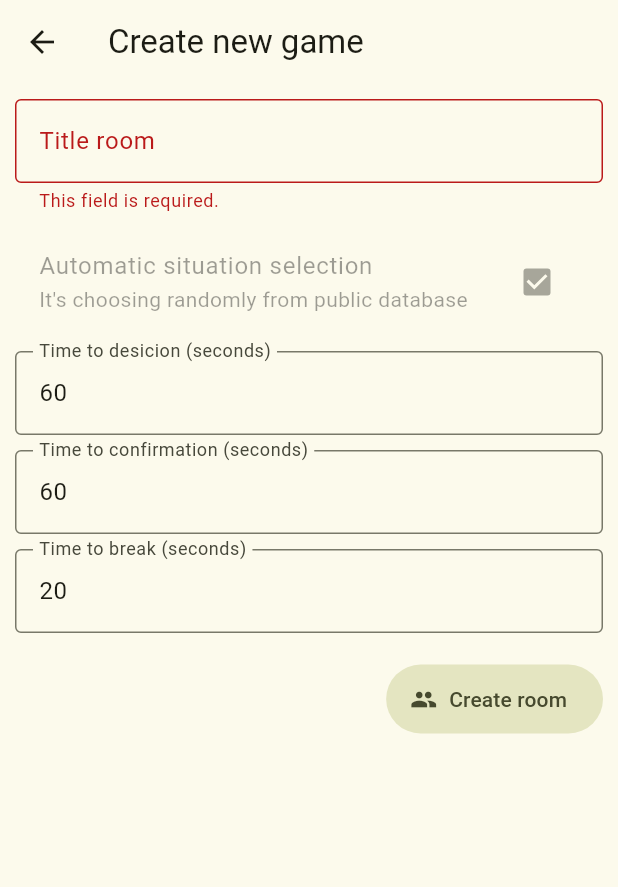
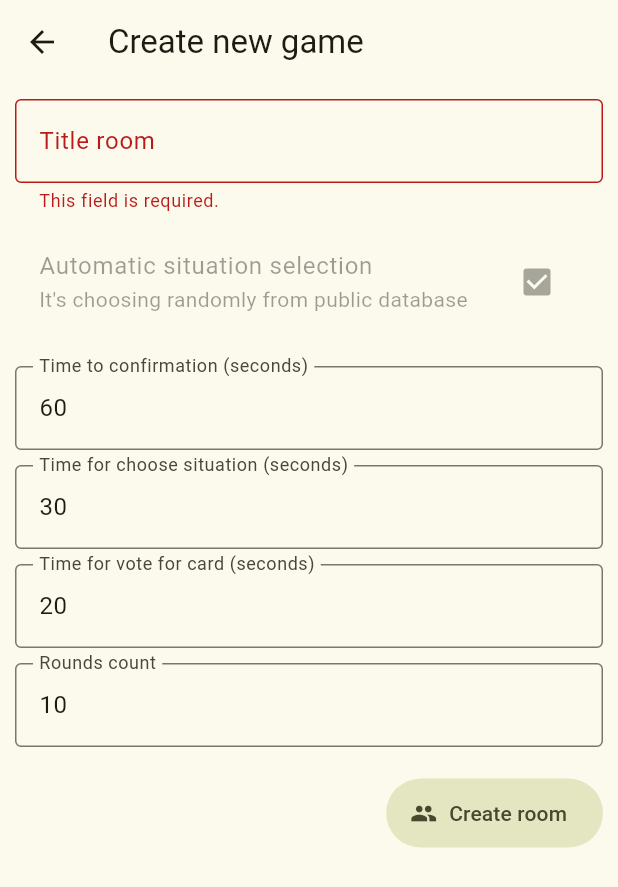
Before and after one commit to yokawaiik/meme_card_game, a Flutter app: the GameCreateScreen screen opened by its route, after a tap on "Create room", on a phone screen of 412 x 824 dp. Shown: the top 887 px of the screen. Run offline on Flutter 3.47's test engine with Material 2 defaults, Android fonts, the light colour scheme and no system bars; our stand-ins replace bloc, flutter_bloc, flutter_dotenv, go_router, nanoid, supabase_flutter; accounts and stored records are empty.

Commit message:
Add models and prepared old for game process.

```diff
--- a/lib/src/common_widgets/button_with_indicator.dart
+++ b/lib/src/common_widgets/button_with_indicator.dart
@@ -75,12 +75,6 @@ class ButtonWithIndicator extends StatelessWidget {
               ),
             ),
           ),
-
-        // FilledButton.tonal(
-        //   onPressed: onPressed,
-        //   style: style,
-        //   child: child,
-        // ),
         _buttonBuild(),
       ],
     );
--- a/lib/src/common_widgets/default_text_field.dart
+++ b/lib/src/common_widgets/default_text_field.dart
@@ -7,6 +7,7 @@ class DefaultTextField extends StatelessWidget {
   Function(String)? onChanged;
 
   bool obscureText;
+  bool readOnly;
   int? minLines;
   int? maxLines;
   int? maxLength;
@@ -38,6 +39,7 @@ class DefaultTextField extends StatelessWidget {
     this.suffixIcon,
     this.autofillHints,
     this.inputFormatters,
+    this.readOnly = false,
     Key? key,
   }) : super(key: key);
 
@@ -55,6 +57,7 @@ class DefaultTextField extends StatelessWidget {
       maxLength: maxLength,
       autofillHints: autofillHints,
       inputFormatters: inputFormatters,
+      readOnly: readOnly,
       decoration: InputDecoration(
         border: const OutlineInputBorder(),
         labelText: labelText,
--- a/lib/src/features/game/domain/models/player.dart
+++ b/lib/src/features/game/domain/models/player.dart
@@ -4,6 +4,7 @@ import 'package:meme_card_game/src/extensions/color_extension.dart';
 import 'package:meme_card_game/src/features/game/domain/enums/presence_object_type.dart';
 
 import '../../../../constants/app_constants.dart' as app_constants;
+import 'card_choice.dart';
 
 class Player {
   // base parameters
@@ -11,12 +12,16 @@ class Player {
   late final String login;
   late final Color color;
   late final Color backgroundColor;
+
+  /// [isCurrentUser] only in player's memory
   late final bool isCurrentUser;
   late bool isCreator;
   late bool isConfirm;
   late int? points;
+  late Map<String, dynamic>? additionalInfo;
 
-  late Map<String, dynamic>? additionalInfo;
+  /// [cardsChoiceHistory] only in player's memory
+  late List<CardChoice> cardsChoiceHistory;
 
   Player({
     required this.id,
@@ -28,10 +33,12 @@ class Player {
     Color? backgroundColor,
     this.points = 0,
     this.additionalInfo,
+    List<CardChoice>? cardsChoiceHistory,
   }) {
     this.color = color ?? ColorExtension.fromHex(app_constants.baseColorInHex);
     this.backgroundColor = backgroundColor ??
         ColorExtension.fromHex(app_constants.baseBackgroundColorInHex);
+    this.cardsChoiceHistory = cardsChoiceHistory ?? [];
   }
 
   Player.fromMap(
@@ -51,6 +58,13 @@ class Player {
 
     points = data["points"] ?? 0;
     additionalInfo = data["additional_info"];
+    // cardsChoiceHistory = data["cards_choice_history"]
+    //     ? (data["cards_choice_history"] as List)
+    //         .map((item) =>
+    //             CardChoice.fromMap(item as Map<String, dynamic>, currentUserId))
+    //         .toList()
+    //     : [];
+    cardsChoiceHistory = [];
   }
 
   Map<String, dynamic> toMap() {
@@ -64,6 +78,7 @@ class Player {
       "is_confirm": isConfirm,
       "points": points,
       "additional_info": additionalInfo,
+      // "cards_choice_history":
     };
   }
 
--- a/lib/src/features/game/domain/models/room.dart
+++ b/lib/src/features/game/domain/models/room.dart
@@ -1,9 +1,11 @@
 import 'package:meme_card_game/src/features/game/domain/enums/game_status.dart';
+import 'package:meme_card_game/src/features/game/domain/models/card_choice.dart';
 import 'package:meme_card_game/src/features/game/domain/models/player.dart';
 import 'package:meme_card_game/src/features/game/domain/models/player_confirmation.dart';
 import 'package:meme_card_game/src/features/game/domain/models/room_configuration.dart';
 
 import '../enums/presence_object_type.dart';
+import 'situation.dart';
 
 class Room {
   late final String id;
@@ -16,6 +18,11 @@ class Room {
   late GameStatus status;
 
   late RoomConfiguration roomConfiguration;
+
+  late int _currentRound = 0;
+  int get currentRound => _currentRound;
+
+  //  int currentRound;
 
   /// [isAllPlayersConfirmed] to start game
   bool get isAllPlayersConfirm {
@@ -96,4 +103,27 @@ class Room {
   void setStatus(GameStatus started) {
     status = started;
   }
+
+  void addActiveSituation(
+    Situation situation,
+  ) {
+    // todo: add Active Situation
+  }
+
+  void addCard(
+    CardChoice cardChoice,
+  ) {
+    // todo: add card
+  }
+
+  void addVotingResult(
+    String situationId,
+    String userId,
+  ) {
+    // todo: add voting result by situation id
+  }
+
+  void nextRound() {
+    _currentRound++;
+  }
 }
--- a/lib/src/features/game/domain/models/room_configuration.dart
+++ b/lib/src/features/game/domain/models/room_configuration.dart
@@ -1,37 +1,53 @@
 const _defaultAutomaticSituationSelection = true;
-const _defaultTimeToDecision = 60;
-const _defaultTimeToConfirmation = 60;
-const _defaultTimeToBreak = 20;
+const _defaultTimeforConfirmation = 20;
+const _defaultTimeforVoteForCard = 60;
+const _defaultTimeForChooseSituation = 20;
+const _defaultRoundsCount = 10;
+const _defaultPlayerStartCardsCount = 7;
 
 class RoomConfiguration {
   late bool automaticSituationSelection;
-  late int timeToDecision;
-  late int timeToConfirmation;
-  late int timeToBreak;
+  late int timeForConfirmation;
+  late int timeForVoteForCard;
+  late int timeForChooseSituation;
+  late int roundsCount;
+  late int playerStartCardsCount;
 
+  /// [timeForConfirmation] when player have to confirm his participation
+  /// [timeForVoteForCard] when player have to vote for the better card
+  /// [timeForChooseSituation] when player have to choose the situation
   RoomConfiguration({
     this.automaticSituationSelection = true,
-    this.timeToDecision = 60,
-    this.timeToConfirmation = 60,
-    this.timeToBreak = 20,
+    this.timeForConfirmation = 20,
+    this.timeForVoteForCard = 60,
+    this.timeForChooseSituation = 20,
+    this.roundsCount = 10,
+    this.playerStartCardsCount = 7,
   });
 
   RoomConfiguration.fromMap(Map<String, dynamic> data) {
     automaticSituationSelection = data["automatic_situation_selection"] ??
         _defaultAutomaticSituationSelection;
-    timeToDecision =
-        int.tryParse(data["time_to_decision"]) ?? _defaultTimeToDecision;
-    timeToConfirmation = int.tryParse(data["time_to_confirmation"]) ??
-        _defaultTimeToConfirmation;
-    timeToBreak = int.tryParse(data["time_to_break"]) ?? _defaultTimeToBreak;
+
+    timeForConfirmation = int.tryParse(data["time_for_confirmation"]) ??
+        _defaultTimeforConfirmation;
+    timeForChooseSituation = int.tryParse(data["time_for_choose_situation"]) ??
+        _defaultTimeForChooseSituation;
+    roundsCount = int.tryParse(data["rounds_count"]) ?? _defaultRoundsCount;
+    timeForVoteForCard = int.tryParse(data["time_for_vote_for_card"]) ??
+        _defaultTimeforVoteForCard;
+    playerStartCardsCount = int.tryParse(data["player_start_cards_count"]) ??
+        _defaultPlayerStartCardsCount;
   }
 
   Map<String, dynamic> toMap() {
     return {
       "automatic_situation_selection": automaticSituationSelection,
-      "time_to_decision": timeToDecision,
-      "time_to_confirmation": timeToConfirmation,
-      "time_to_break": timeToBreak,
+      "time_for_confirmation": timeForConfirmation,
+      "time_for_vote_for_card": timeForVoteForCard,
+      "time_for_choose_situation": timeForChooseSituation,
+      "rounds_count": roundsCount,
+      "player_start_cards_count": playerStartCardsCount,
     };
   }
 
--- /dev/null
+++ b/lib/src/features/game/domain/models/situation.dart
@@ -0,0 +1,14 @@
+class Situation {
+  late final String id;
+  late final String description;
+
+  Situation({
+    required this.id,
+    required this.description,
+  });
+
+  Situation.fromMap(Map<String, dynamic> data) {
+    id = data["id"];
+    description = data["description"];
+  }
+}
--- a/lib/src/features/game/presentation/screens/game_create_screen.dart
+++ b/lib/src/features/game/presentation/screens/game_create_screen.dart
@@ -22,23 +22,27 @@ class _GameCreateScreenState extends State<GameCreateScreen> {
 
   late bool _automaticSituationSelection;
 
-  /// [_timeToDecisionTextController.value] in seconds
-  late final TextEditingController _timeToDecisionTextController;
-
   /// [_timeToConfirmationTextController.value] in seconds
   late final TextEditingController _timeToConfirmationTextController;
 
-  /// [_timeToBreakTextController.value] in seconds
-  late final TextEditingController _timeToBreakTextController;
+  /// [_timeForChooseSituationTextController.value] in seconds
+  late final TextEditingController _timeForChooseSituationTextController;
+
+  /// [_timeForVoteForCardTextController.value] in seconds
+  late final TextEditingController _timeForVoteForCardTextController;
+
+  /// [_roundsCountTextController.value] in seconds
+  late final TextEditingController _roundsCountTextController;
 
   @override
   void initState() {
     _titleRoomTextController = TextEditingController();
     // ? info: options for room
     _automaticSituationSelection = true;
-    _timeToDecisionTextController = TextEditingController(text: "60");
+    _timeForChooseSituationTextController = TextEditingController(text: "30");
     _timeToConfirmationTextController = TextEditingController(text: "60");
-    _timeToBreakTextController = TextEditingController(text: "20");
+    _timeForVoteForCardTextController = TextEditingController(text: "20");
+    _roundsCountTextController = TextEditingController(text: "10");
     _formKey = GlobalKey<FormState>();
     super.initState();
   }
@@ -94,26 +98,7 @@ class _GameCreateScreenState extends State<GameCreateScreen> {
                     const SizedBox(
                       height: 10,
                     ),
-                    DefaultTextField(
-                      labelText: "Time to desicion (seconds)",
-                      controller: _timeToDecisionTextController,
-                      keyboardType: TextInputType.number,
-                      inputFormatters: [
-                        FilteringTextInputFormatter.digitsOnly,
-                      ],
-                      onChanged: (value) {
-                        if (value == "") {
-                          _timeToDecisionTextController.text += "10";
-                        }
-                      },
-                      validator: (value) => validators.onlyNumbers(
-                        "Time to desicion",
-                        int.parse("${value ?? 0}"),
-                        minValue: 10,
-                        maxValue: 180,
-                        isRequired: true,
-                      ),
-                    ),
+
                     const SizedBox(
                       height: 10,
                     ),
@@ -129,6 +114,7 @@ class _GameCreateScreenState extends State<GameCreateScreen> {
                           _timeToConfirmationTextController.text += "10";
                         }
                       },
+                      readOnly: true,
                       validator: (value) => validators.onlyNumbers(
                         "Time to confirmation",
                         int.parse("${value ?? 0}"),
@@ -141,19 +127,68 @@ class _GameCreateScreenState extends State<GameCreateScreen> {
                       height: 10,
                     ),
                     DefaultTextField(
-                      labelText: "Time to break (seconds)",
-                      controller: _timeToBreakTextController,
+                      labelText: "Time for choose situation (seconds)",
+                      controller: _timeForChooseSituationTextController,
                       keyboardType: TextInputType.number,
                       inputFormatters: [
                         FilteringTextInputFormatter.digitsOnly,
                       ],
                       onChanged: (value) {
                         if (value == "") {
-                          _timeToBreakTextController.text += "10";
+                          _timeForChooseSituationTextController.text += "10";
                         }
                       },
+                      readOnly: true,
                       validator: (value) => validators.onlyNumbers(
-                        "Time to break",
+                        "Time for choose situation",
+                        int.parse("${value ?? 0}"),
+                        minValue: 10,
+                        maxValue: 180,
+                        isRequired: true,
+                      ),
+                    ),
+                    const SizedBox(
+                      height: 10,
+                    ),
+                    DefaultTextField(
+                      labelText: "Time for vote for card (seconds)",
+                      controller: _timeForVoteForCardTextController,
+                      keyboardType: TextInputType.number,
+                      inputFormatters: [
+                        FilteringTextInputFormatter.digitsOnly,
+                      ],
+                      onChanged: (value) {
+                        if (value == "") {
+                          _timeForVoteForCardTextController.text += "10";
+                        }
+                      },
+                      readOnly: true,
+                      validator: (value) => validators.onlyNumbers(
+                        "Time for vote for card",
+                        int.parse("${value ?? 0}"),
+                        minValue: 10,
+                        maxValue: 180,
+                        isRequired: true,
+                      ),
+                    ),
+                    const SizedBox(
+                      height: 10,
+                    ),
+                    DefaultTextField(
+                      labelText: "Rounds count",
+                      controller: _roundsCountTextController,
+                      keyboardType: TextInputType.number,
+                      inputFormatters: [
+                        FilteringTextInputFormatter.digitsOnly,
+                      ],
+                      onChanged: (value) {
+                        if (value == "") {
+                          _roundsCountTextController.text += "10";
+                        }
+                      },
+                      readOnly: true,
+                      validator: (value) => validators.onlyNumbers(
+                        "Rounds count",
                         int.parse("${value ?? 0}"),
                         minValue: 10,
                         maxValue: 180,
@@ -244,11 +279,14 @@ class _GameCreateScreenState extends State<GameCreateScreen> {
 
       final roomConfiguration = RoomConfiguration(
         automaticSituationSelection: _automaticSituationSelection,
-        timeToDecision:
-            int.tryParse('${_timeToDecisionTextController.value}') ?? 60,
-        timeToConfirmation:
+        timeForConfirmation:
             int.tryParse('${_timeToConfirmationTextController.value}') ?? 60,
-        timeToBreak: int.tryParse('${_timeToBreakTextController.value}') ?? 20,
+        timeForChooseSituation:
+            int.tryParse('${_timeForChooseSituationTextController.value}') ??
+                20,
+        timeForVoteForCard:
+            int.tryParse('${_timeForVoteForCardTextController.value}') ?? 20,
+        roundsCount: int.tryParse('${_roundsCountTextController.value}') ?? 10,
       );
 
       final gameCubit = context.read<GameCubit>();
```
Also changed, not shown: lib/src/features/game/domain/models/card_choice.dart (added, +47 -0 lines), lib/src/features/game/domain/models/vote_for_card.dart (added, +7 -0 lines), lib/src/features/game/presentation/cubit/game_cubit.dart (+37 -0 lines).
